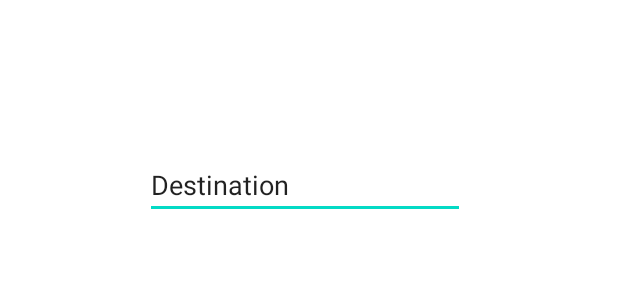
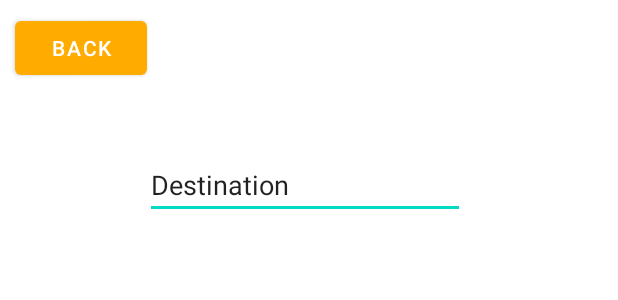
Before and after one commit to FA2500/MatahariTicket, an Android app: the layout activity_destination_page.xml on its own in the app's theme, with its tools: preview values and no code run, on a phone screen of 412 x 824 dp. Shown: the top 300 px of the screen. Run offline under Robolectric (Android 15) with nearby library versions, the phone set to English and light mode, and no system bars.

Commit message:
Destination

```diff
--- a/app/src/main/res/layout/activity_destination_page.xml
+++ b/app/src/main/res/layout/activity_destination_page.xml
@@ -6,26 +6,6 @@
     android:layout_height="match_parent"
     android:id="@+id/main_layout"
     tools:context=".Page.destinationPage">
-
-    <ScrollView
-        android:id="@+id/scrollView3"
-        android:layout_width="392dp"
-        android:layout_height="499dp"
-        android:layout_marginStart="6dp"
-        android:layout_marginTop="48dp"
-        android:layout_marginEnd="6dp"
-        app:layout_constraintBottom_toBottomOf="parent"
-        app:layout_constraintEnd_toEndOf="parent"
-        app:layout_constraintHorizontal_bias="0.428"
-        app:layout_constraintStart_toStartOf="parent"
-        app:layout_constraintTop_toBottomOf="@+id/editTextTextPersonName">
-
-        <LinearLayout
-            android:id="@+id/linearLayout2"
-            android:layout_width="match_parent"
-            android:layout_height="wrap_content"
-            android:orientation="vertical" />
-    </ScrollView>
 
     <ScrollView
         android:id="@+id/scrollView2"
@@ -63,4 +43,14 @@
         app:layout_constraintStart_toStartOf="parent"
         app:layout_constraintTop_toTopOf="parent" />
 
+    <Button
+        android:id="@+id/backButton"
+        android:layout_width="wrap_content"
+        android:layout_height="wrap_content"
+        android:layout_marginStart="10dp"
+        android:layout_marginTop="8dp"
+        android:text="Back"
+        app:layout_constraintStart_toStartOf="parent"
+        app:layout_constraintTop_toTopOf="parent" />
+
 </androidx.constraintlayout.widget.ConstraintLayout>
```
Also changed, not shown: app/src/main/java/com/example/pancaranticket/Page/destinationPage.java (+105 -33 lines).
